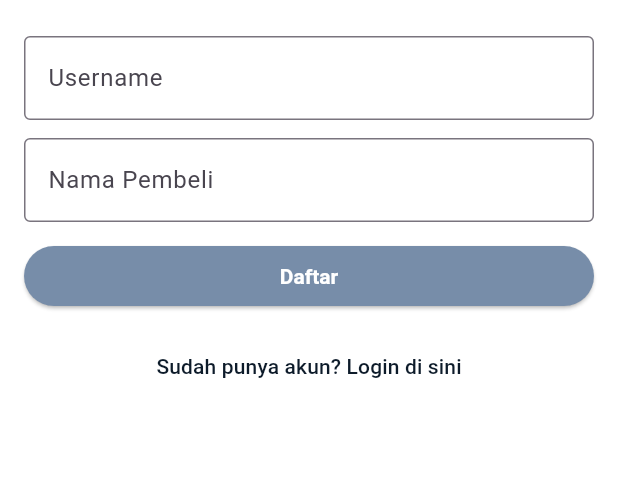
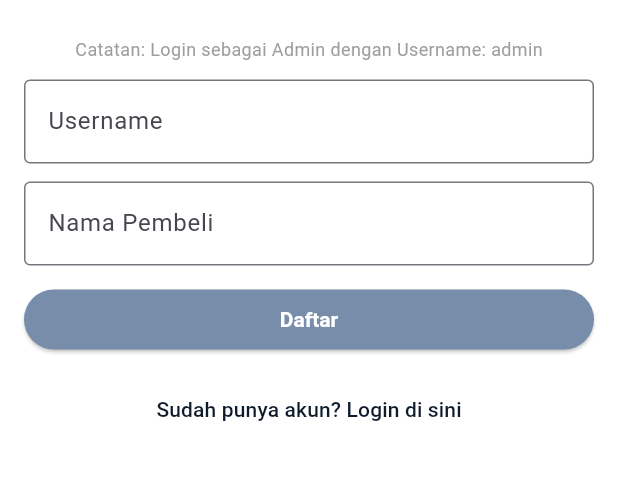
Before and after one commit to yoobb/UTS-Mobile-Programming, a Flutter app: the screen it shows after launch, after a tap on "Belum punya akun? Daftar di sini", on a phone screen of 412 x 824 dp, the part 513-993 px from its top. Run offline on Flutter 3.47's test engine with Material 3 defaults, Android fonts, the light colour scheme and no system bars; our stand-ins replace sqflite; accounts and stored records are empty; statements that could not run were skipped.

Commit message:
firstdart

```diff
--- a/lib/views/first.dart
+++ b/lib/views/first.dart
@@ -1,11 +1,11 @@
-// lib/views/screens/first_view.dart
-
 import 'package:flutter/material.dart';
 import 'package:provider/provider.dart';
 import '../../widgets/custom_app_bar.dart';
 import '../../models/user.dart';
 import '../../view_models/auth_view_model.dart';
+import '../../view_models/menu_view_model.dart'; // Import MenuViewModel
 import 'home.dart';
+import '../models/menu_item.dart'; // Import MenuItem
 
 class FirstPage extends StatefulWidget {
   const FirstPage({super.key});
@@ -18,6 +18,38 @@ class _FirstPageState extends State<FirstPage> {
   final _usernameCtrl = TextEditingController();
   final _nameCtrl = TextEditingController();
   bool isRegisterMode = false;
+
+  @override
+  void initState() {
+    super.initState();
+    _ensureAdminAndMenuSeeded();
+  }
+
+  // Data menu awal yang akan disimpan ke database jika kosong
+  final List<MenuItem> initialMenu = [
+    MenuItem(id: 'm1', name: 'Spaghetti', price: 45000, description: 'Spaghetti lembut dengan saus daging tomat khas Italia, disajikan hangat dengan taburan keju parmesan.', image: 'assets/images/spaghetti.jpg', category: 'Main Course'),
+    MenuItem(id: 'm2', name: 'Mac and Cheese', price: 40000, description: 'Makaroni berpadu dengan saus keju yang lembut dan creamy, disajikan hangat dengan taburan keju panggang di atasnya.', image: 'assets/images/mac.jpg', category: 'Main Course'),
+    MenuItem(id: 'd1', name: 'Lava Cake', price: 25000, description: 'Kue cokelat lembut dengan lelehan cokelat hangat di dalamnya.', image: 'assets/images/lavacake.jpg', category: 'Dessert'),
+    MenuItem(id: 'b5', name: 'Americano', price: 25000, description: 'Espresso murni yang dicampur air panas, menghasilkan rasa kopi kuat dan ringan sekaligus.', image: 'assets/images/americano.jpg', category: 'Drink'),
+  ];
+
+  // Fungsi untuk memastikan admin terdaftar dan menu awal ada
+  Future<void> _ensureAdminAndMenuSeeded() async {
+    final authViewModel = Provider.of<AuthViewModel>(context, listen: false);
+    final menuViewModel = Provider.of<MenuViewModel>(context, listen: false);
+
+    // 1. Pastikan Admin terdaftar
+    final adminUser = await authViewModel.dbHelper.getAdminUser();
+    if (adminUser == null) {
+      await authViewModel.dbHelper.insertUser(User(username: 'admin', name: 'Admin Resto', role: 'admin'));
+      if(mounted) {
+        ScaffoldMessenger.of(context).showSnackBar(const SnackBar(content: Text('Akun Admin (admin/Admin Resto) telah dibuat otomatis.')));
+      }
+    }
+
+    // 2. Isi menu awal jika kosong
+    await menuViewModel.seedInitialMenu(initialMenu);
+  }
 
   @override
   void dispose() {
@@ -46,6 +78,7 @@ class _FirstPageState extends State<FirstPage> {
             const SnackBar(content: Text('Masukkan Nama Pembeli untuk registrasi')));
         return;
       }
+      // Semua user yang mendaftar manual akan memiliki role 'customer'
       success = await authViewModel.register(username, name);
       message = success ? 'Registrasi berhasil. Masuk otomatis.' : 'Username sudah terdaftar atau registrasi gagal.';
     } else {
@@ -91,6 +124,13 @@ class _FirstPageState extends State<FirstPage> {
             ),
             const SizedBox(height: 24),
 
+            // Tambahkan catatan untuk Admin Login
+            const Text(
+              'Catatan: Login sebagai Admin dengan Username: admin',
+              style: TextStyle(fontSize: 12, color: Colors.grey),
+            ),
+            const SizedBox(height: 12),
+
             TextField(
               controller: _usernameCtrl,
               decoration: const InputDecoration(labelText: 'Username', border: OutlineInputBorder()),
```
